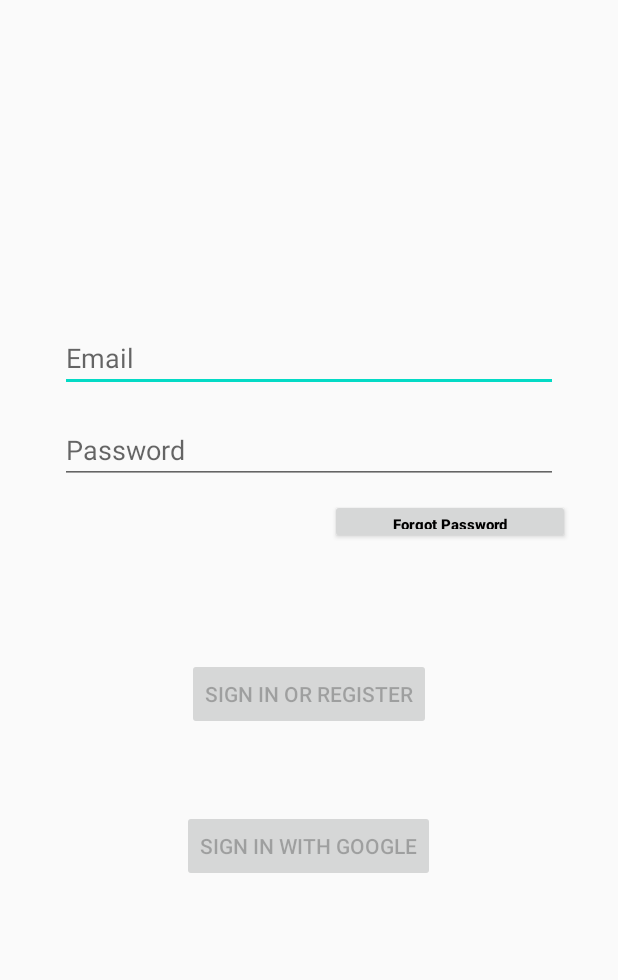
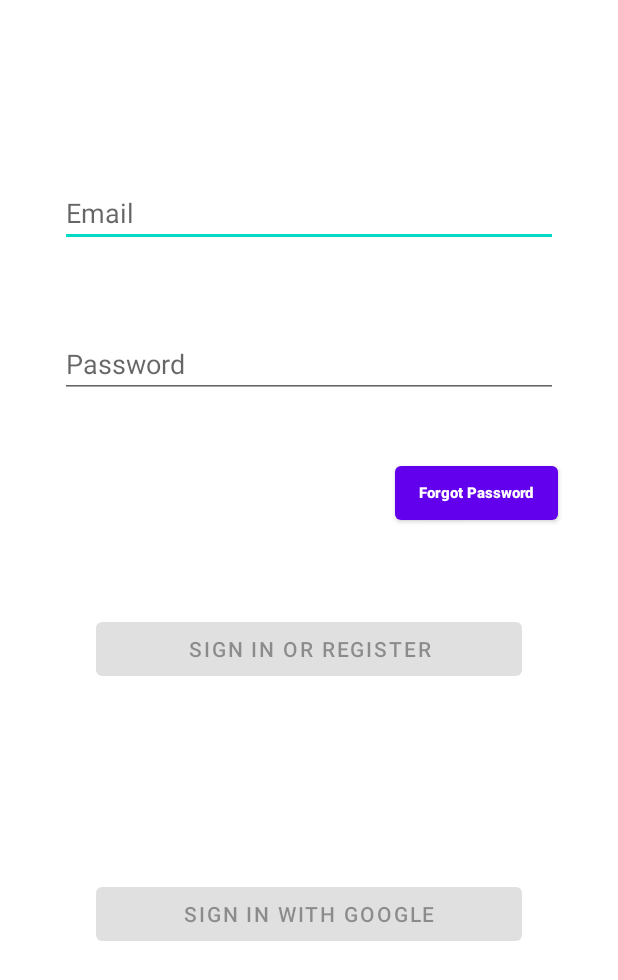
Before and after one commit to 2tanayk/Kodewiz_TSECHackathon_11, an Android app: the layout activity_login.xml on its own in the app's theme, with its tools: preview values and no code run, on a phone screen of 412 x 824 dp. Shown: the top 980 px of the screen. Run offline under Robolectric (Android 15) with nearby library versions, the light colour scheme and no system bars.

Commit message:
Harsh Added Login Activity + Plus Design Commit

```diff
--- a/app/src/main/AndroidManifest.xml
+++ b/app/src/main/AndroidManifest.xml
@@ -8,11 +8,8 @@
         android:label="@string/app_name"
         android:roundIcon="@mipmap/ic_launcher_round"
         android:supportsRtl="true"
-        android:theme="@style/AppTheme">
-        <activity
-            android:name=".ui.login.LoginActivity"
-            android:label="@string/title_activity_login"></activity>
-        <activity android:name=".MainActivity">
+        android:theme="@style/Theme.MaterialComponents.Light">
+        <activity android:name=".ui.login.LoginActivity">
             <intent-filter>
                 <action android:name="android.intent.action.MAIN" />
 
--- a/app/src/main/java/com/edu4sure/myerp/MainActivity.java
+++ /dev/null
@@ -1,16 +0,0 @@
-package com.edu4sure.myerp;
-
-import androidx.appcompat.app.AppCompatActivity;
-
-import android.os.Bundle;
-
-public class MainActivity extends AppCompatActivity
-{
-    @Override
-    protected void onCreate(Bundle savedInstanceState)
-    {
-        super.onCreate(savedInstanceState);
-        setContentView(R.layout.activity_main);
-    }
-
-}
--- a/app/src/main/res/layout/activity_login.xml
+++ b/app/src/main/res/layout/activity_login.xml
@@ -13,13 +13,13 @@
 
     <Button
         android:id="@+id/loginGoogle"
-        android:layout_width="wrap_content"
+        android:layout_width="0dp"
         android:layout_height="wrap_content"
         android:layout_gravity="start"
         android:layout_marginStart="48dp"
-        android:layout_marginTop="24dp"
+        android:layout_marginTop="10dp"
         android:layout_marginEnd="48dp"
-        android:layout_marginBottom="191dp"
+        android:layout_marginBottom="80dp"
         android:enabled="false"
         android:text="Sign In With Google"
         app:layout_constraintBottom_toBottomOf="parent"
@@ -33,11 +33,13 @@
         android:layout_width="0dp"
         android:layout_height="wrap_content"
         android:layout_marginStart="24dp"
-        android:layout_marginTop="200dp"
+        android:layout_marginTop="80dp"
         android:layout_marginEnd="24dp"
+        android:layout_marginBottom="16dp"
         android:hint="@string/prompt_email"
         android:inputType="textEmailAddress"
         android:selectAllOnFocus="true"
+        app:layout_constraintBottom_toTopOf="@+id/password"
         app:layout_constraintEnd_toEndOf="parent"
         app:layout_constraintStart_toStartOf="parent"
         app:layout_constraintTop_toTopOf="parent" />
@@ -49,31 +51,32 @@
         android:layout_marginStart="24dp"
         android:layout_marginTop="16dp"
         android:layout_marginEnd="24dp"
+        android:layout_marginBottom="8dp"
         android:hint="@string/prompt_password"
         android:imeActionLabel="@string/action_sign_in_short"
         android:imeOptions="actionDone"
         android:inputType="textPassword"
         android:selectAllOnFocus="true"
+        app:layout_constraintBottom_toTopOf="@+id/button"
         app:layout_constraintEnd_toEndOf="parent"
         app:layout_constraintStart_toStartOf="parent"
         app:layout_constraintTop_toBottomOf="@+id/username" />
 
     <Button
         android:id="@+id/login"
-        android:layout_width="wrap_content"
+        android:layout_width="0dp"
         android:layout_height="wrap_content"
         android:layout_gravity="start"
         android:layout_marginStart="48dp"
         android:layout_marginTop="48dp"
         android:layout_marginEnd="48dp"
-        android:layout_marginBottom="48dp"
+        android:layout_marginBottom="24dp"
         android:enabled="false"
         android:text="@string/action_sign_in"
-        app:layout_constraintBottom_toBottomOf="parent"
+        app:layout_constraintBottom_toTopOf="@+id/loginGoogle"
         app:layout_constraintEnd_toEndOf="parent"
         app:layout_constraintStart_toStartOf="parent"
-        app:layout_constraintTop_toBottomOf="@+id/password"
-        app:layout_constraintVertical_bias="0.2" />
+        app:layout_constraintTop_toBottomOf="@+id/password" />
 
     <ProgressBar
         android:id="@+id/loading"
@@ -93,16 +96,16 @@
 
     <Button
         android:id="@+id/button"
-        android:layout_width="160dp"
-        android:layout_height="30dp"
-        android:layout_marginStart="211dp"
-        android:layout_marginTop="10dp"
+        android:layout_width="wrap_content"
+        android:layout_height="wrap_content"
+        android:layout_marginTop="8dp"
         android:layout_marginEnd="24dp"
+        android:layout_marginBottom="32dp"
         android:fontFamily="sans-serif-black"
         android:text="Forgot Password"
         android:textAppearance="@style/Theme.AppCompat.DayNight.NoActionBar"
+        app:layout_constraintBottom_toTopOf="@+id/login"
         app:layout_constraintEnd_toEndOf="parent"
-        app:layout_constraintStart_toStartOf="parent"
         app:layout_constraintTop_toBottomOf="@+id/password" />
 
 </androidx.constraintlayout.widget.ConstraintLayout>
```
